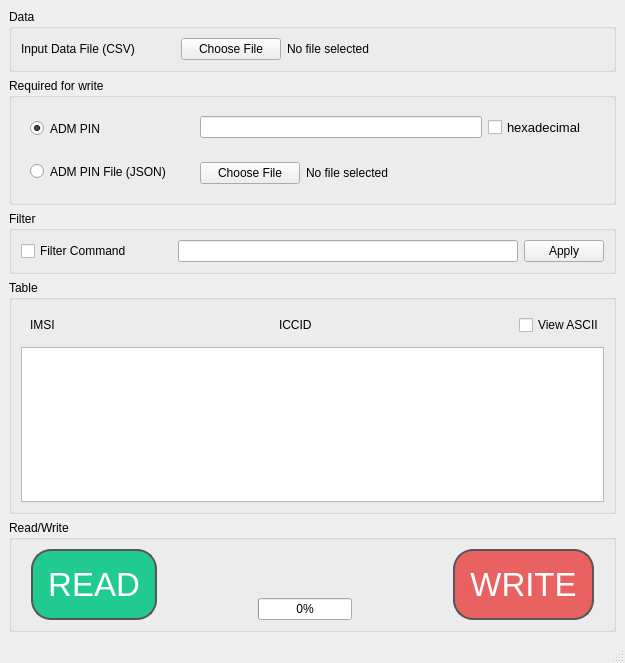
Qt form src/sim_csv_gui/UI/ui_mainwindow.ui (andrew-ma/sim_csv_gui) before a commit.
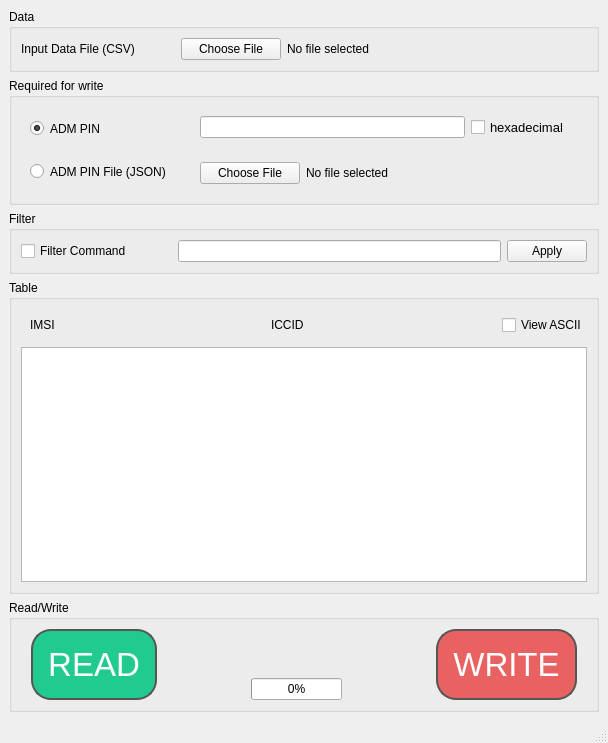
The same form after that commit. Icons and pictures are not drawn.

Commit message: Make table view bigger

The edit to the form file:
```diff
--- a/src/sim_csv_gui/UI/ui_mainwindow.ui
+++ b/src/sim_csv_gui/UI/ui_mainwindow.ui
@@ -6,8 +6,8 @@
    <rect>
     <x>0</x>
     <y>0</y>
-    <width>625</width>
-    <height>663</height>
+    <width>608</width>
+    <height>743</height>
    </rect>
   </property>
   <property name="windowTitle">
```
Left out of the diff: 2 changed lines with no effect on the pictures. The commit also changes 2 other files.
